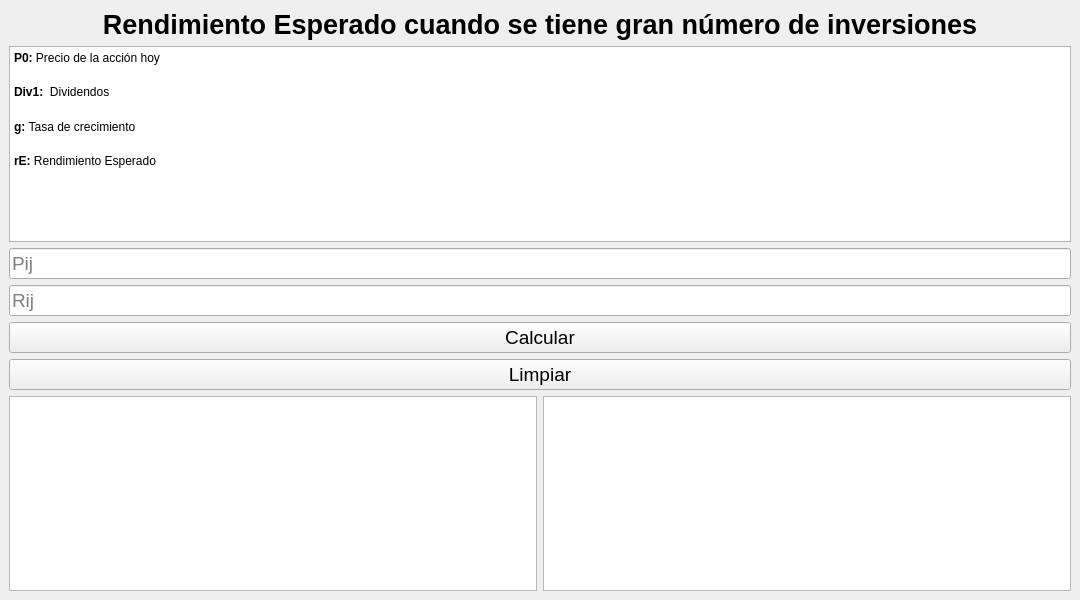
luisAlcides/finanzas2, file view/ui/rendimientoEsperadoMultiple.ui: the form before one commit.
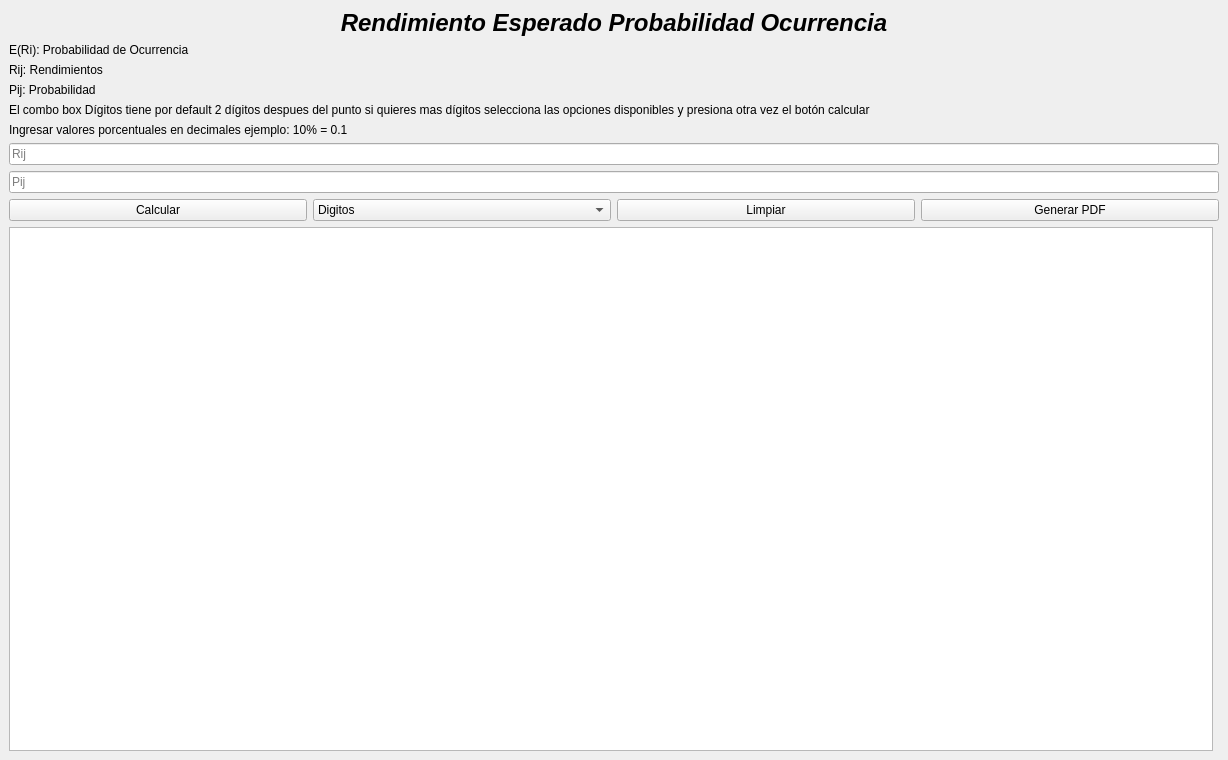
The form after the commit.

Commit message: Rendimiento Esperado Probabilidad de Ocurrencia actualizado

Diff of the .ui file:
```diff
--- a/view/ui/rendimientoEsperadoMultiple.ui
+++ b/view/ui/rendimientoEsperadoMultiple.ui
@@ -3,18 +3,23 @@
  <class>MainWindow</class>
  <widget class="QMainWindow" name="MainWindow">
   <property name="windowModality">
-   <enum>Qt::ApplicationModal</enum>
+   <enum>Qt::WindowModal</enum>
   </property>
   <property name="geometry">
    <rect>
     <x>0</x>
     <y>0</y>
-    <width>1080</width>
-    <height>600</height>
+    <width>1228</width>
+    <height>760</height>
    </rect>
   </property>
   <property name="windowTitle">
-   <string>Rendimiento Esperado cuando se tiene gran número de inversiones</string>
+   <string>Rendimiento Esperado Probabilidad Ocurrencia</string>
+  </property>
+  <property name="styleSheet">
+   <string notr="true">font: 16pt &quot;Segoe UI&quot;;
+
+width: 70%;</string>
   </property>
   <widget class="QWidget" name="centralwidget">
    <layout class="QVBoxLayout" name="verticalLayout">
@@ -22,13 +27,17 @@
      <widget class="QLabel" name="label_title">
       <property name="font">
        <font>
-        <family>Arial</family>
-        <pointsize>20</pointsize>
+        <family>Segoe UI</family>
+        <pointsize>18</pointsize>
+        <italic>true</italic>
         <bold>true</bold>
        </font>
       </property>
+      <property name="styleSheet">
+       <string notr="true">font: 700 italic 18pt &quot;Segoe UI&quot;;</string>
+      </property>
       <property name="text">
-       <string>Rendimiento Esperado cuando se tiene gran número de inversiones</string>
+       <string>Rendimiento Esperado Probabilidad Ocurrencia</string>
       </property>
       <property name="alignment">
        <set>Qt::AlignCenter</set>
@@ -36,81 +45,129 @@
      </widget>
     </item>
     <item>
-     <widget class="QTextBrowser" name="textBrowser">
-      <property name="html">
-       <string>&lt;!DOCTYPE HTML PUBLIC &quot;-//W3C//DTD HTML 4.0//EN&quot; &quot;http://www.w3.org/TR/REC-html40/strict.dtd&quot;&gt;
-&lt;html&gt;&lt;head&gt;&lt;meta name=&quot;qrichtext&quot; content=&quot;1&quot; /&gt;&lt;meta charset=&quot;utf-8&quot; /&gt;&lt;title&gt;Precio de la acción hoy&lt;/title&gt;&lt;style type=&quot;text/css&quot;&gt;
-p, li { white-space: pre-wrap; }
-hr { height: 1px; border-width: 0; }
-li.unchecked::marker { content: &quot;\2610&quot;; }
-li.checked::marker { content: &quot;\2612&quot;; }
-&lt;/style&gt;&lt;/head&gt;&lt;body style=&quot; font-family:'Segoe UI'; font-size:9pt; font-weight:400; font-style:normal;&quot;&gt;
-&lt;p style=&quot; margin-top:12px; margin-bottom:12px; margin-left:0px; margin-right:0px; -qt-block-indent:0; text-indent:0px; line-height:160%;&quot;&gt;&lt;span style=&quot; font-family:'Arial','sans-serif'; font-weight:700;&quot;&gt;P0: &lt;/span&gt;&lt;span style=&quot; font-family:'Arial','sans-serif';&quot;&gt;Precio de la acción hoy &lt;/span&gt;&lt;/p&gt;
-&lt;p style=&quot; margin-top:12px; margin-bottom:12px; margin-left:0px; margin-right:0px; -qt-block-indent:0; text-indent:0px; line-height:160%;&quot;&gt;&lt;span style=&quot; font-family:'Arial','sans-serif'; font-weight:700;&quot;&gt;Div1: &lt;/span&gt;&lt;span style=&quot; font-family:'Arial','sans-serif';&quot;&gt; Dividendos &lt;/span&gt;&lt;/p&gt;
-&lt;p style=&quot; margin-top:12px; margin-bottom:12px; margin-left:0px; margin-right:0px; -qt-block-indent:0; text-indent:0px; line-height:160%;&quot;&gt;&lt;span style=&quot; font-family:'Arial','sans-serif'; font-weight:700;&quot;&gt;g: &lt;/span&gt;&lt;span style=&quot; font-family:'Arial','sans-serif';&quot;&gt;Tasa de crecimiento&lt;/span&gt;&lt;/p&gt;
-&lt;p style=&quot; margin-top:12px; margin-bottom:12px; margin-left:0px; margin-right:0px; -qt-block-indent:0; text-indent:0px; line-height:160%;&quot;&gt;&lt;span style=&quot; font-family:'Arial','sans-serif'; font-weight:700;&quot;&gt;rE: &lt;/span&gt;&lt;span style=&quot; font-family:'Arial','sans-serif';&quot;&gt;Rendimiento Esperado&lt;/span&gt; &lt;/p&gt;&lt;/body&gt;&lt;/html&gt;</string>
+     <widget class="QLabel" name="label">
+      <property name="text">
+       <string>E(Ri): Probabilidad de Ocurrencia</string>
       </property>
      </widget>
     </item>
     <item>
-     <widget class="QLineEdit" name="txt_pij">
-      <property name="font">
-       <font>
-        <pointsize>14</pointsize>
-       </font>
+     <widget class="QLabel" name="label_2">
+      <property name="text">
+       <string>Rij: Rendimientos</string>
       </property>
+     </widget>
+    </item>
+    <item>
+     <widget class="QLabel" name="label_3">
       <property name="text">
-       <string/>
+       <string>Pij: Probabilidad</string>
       </property>
-      <property name="placeholderText">
-       <string>Pij</string>
+     </widget>
+    </item>
+    <item>
+     <widget class="QLabel" name="label_7">
+      <property name="styleSheet">
+       <string notr="true">font: 9pt &quot;Segoe UI&quot;;</string>
       </property>
+      <property name="text">
+       <string>El combo box Dígitos tiene por default 2 dígitos despues del punto si quieres mas dígitos selecciona las opciones disponibles y presiona otra vez el botón calcular</string>
+      </property>
      </widget>
     </item>
+    <item>
+     <widget class="QLabel" name="label_7">
+      <property name="styleSheet">
+       <string notr="true">font: 9pt &quot;Segoe UI&quot;;</string>
+      </property>
+      <property name="text">
+       <string>Ingresar valores porcentuales en decimales ejemplo: 10% = 0.1</string>
+      </property>
+     </widget>
+    </item>
+
     <item>
      <widget class="QLineEdit" name="txt_rij">
-      <property name="font">
-       <font>
-        <pointsize>14</pointsize>
-       </font>
-      </property>
       <property name="placeholderText">
        <string>Rij</string>
       </property>
      </widget>
     </item>
+
     <item>
-     <widget class="QPushButton" name="btn_calcular">
-      <property name="font">
-       <font>
-        <pointsize>14</pointsize>
-       </font>
-      </property>
-      <property name="text">
-       <string>Calcular</string>
+     <widget class="QLineEdit" name="txt_pij">
+      <property name="placeholderText">
+       <string>Pij</string>
       </property>
      </widget>
     </item>
+
     <item>
-     <widget class="QPushButton" name="btn_limpiar">
-      <property name="font">
-       <font>
-        <pointsize>14</pointsize>
-       </font>
-      </property>
-      <property name="text">
-       <string>Limpiar</string>
-      </property>
-     </widget>
+     <layout class="QHBoxLayout" name="horizontalLayout_2">
+      <item>
+       <widget class="QPushButton" name="btn_calcular">
+        <property name="text">
+         <string>Calcular</string>
+        </property>
+       </widget>
+      </item>
+      <item>
+       <widget class="QComboBox" name="cb_digitos">
+        <item>
+         <property name="text">
+          <string>Digitos</string>
+         </property>
+        </item>
+        <item>
+         <property name="text">
+          <string>3</string>
+         </property>
+        </item>
+        <item>
+         <property name="text">
+          <string>4</string>
+         </property>
+        </item>
+        <item>
+         <property name="text">
+          <string>5</string>
+         </property>
+        </item>
+        <item>
+         <property name="text">
+          <string>Todos</string>
+         </property>
+        </item>
+       </widget>
+      </item>
+      <item>
+       <widget class="QPushButton" name="btn_limpiar">
+        <property name="text">
+         <string>Limpiar</string>
+        </property>
+       </widget>
+      </item>
+      <item>
+       <widget class="QPushButton" name="btn_generar_pdf">
+        <property name="text">
+         <string>Generar PDF</string>
+        </property>
+       </widget>
+      </item>
+     </layout>
     </item>
     <item>
      <layout class="QHBoxLayout" name="horizontalLayout">
-      <item>
-       <widget class="QTextBrowser" name="tb_tablas"/>
-      </item>
       <item>
        <widget class="QTextBrowser" name="tb_resultado"/>
       </item>
+      <item>
+       <layout class="QVBoxLayout" name="verticalLayout_2">
+        <item>
+         <widget class="QWidget" name="widgetGrafico" native="true"/>
+        </item>
+       </layout>
+      </item>
      </layout>
     </item>
    </layout>
```
The commit also changes 3 other files.
